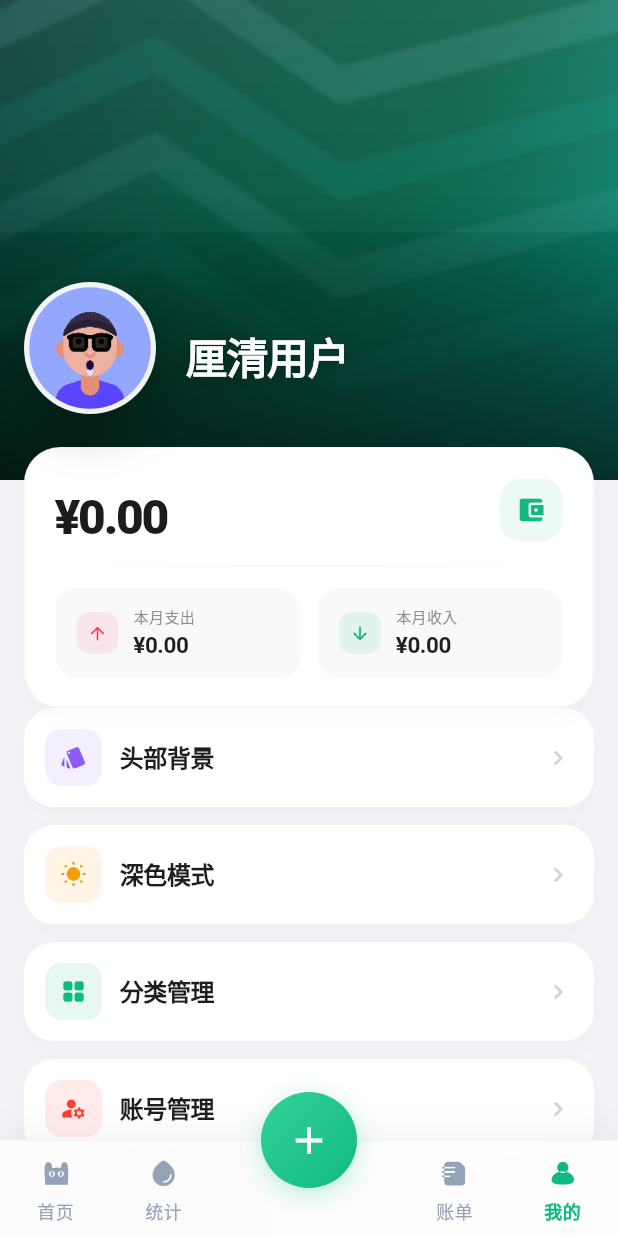
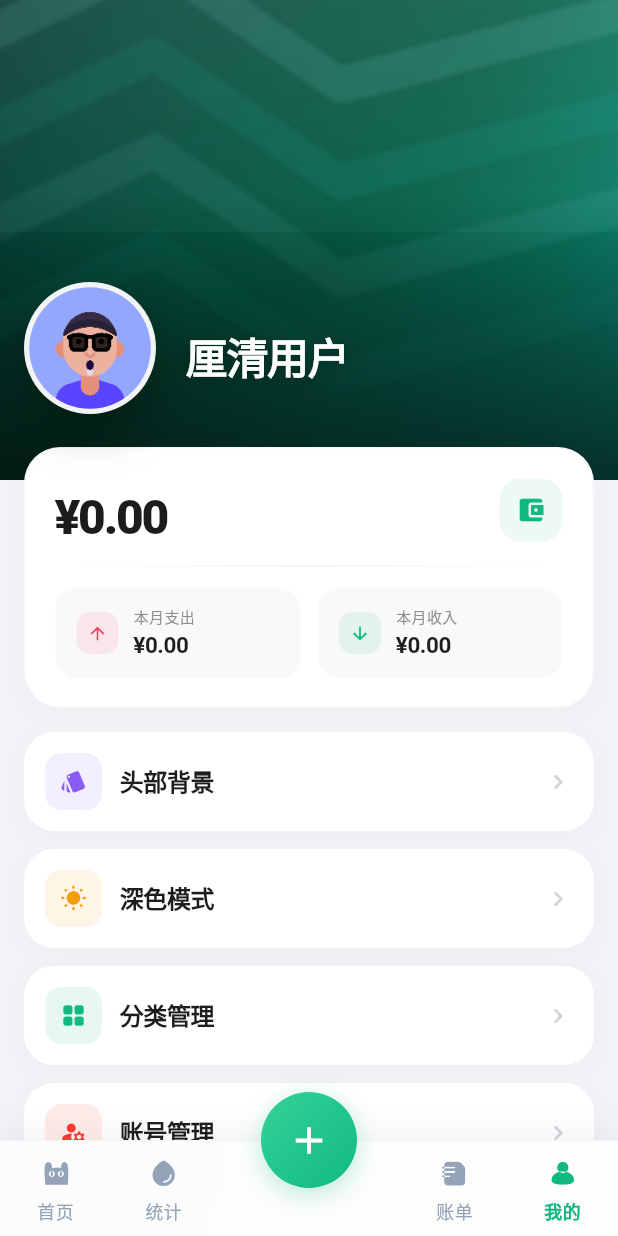
Before and after one commit to lxhcool/one-keep, a Flutter app: the ProfilePage screen opened by its route, on a phone screen of 412 x 824 dp. Run offline on Flutter 3.47's test engine with Material 3 defaults, Android fonts, the phone set to English and light mode, and no system bars; our stand-ins replace dio, flutter_riverpod, flutter_secure_storage, go_router, image_picker, permission_handler and 2 more; missing offline and left inert: dart:html, record; accounts and stored records are empty; network calls fail.

Commit message:
Fix profile avatar crop and spacing

```diff
--- a/client/lib/features/profile/profile_page.dart
+++ b/client/lib/features/profile/profile_page.dart
@@ -210,6 +210,7 @@ class _ProfilePageState extends ConsumerState<ProfilePage> {
                   child: Column(
                     crossAxisAlignment: CrossAxisAlignment.start,
                     children: [
+                      const SizedBox(height: 16),
                       _BentoGridMenu(
                         preferences: preferences,
                         onThemeTap: () {
@@ -761,7 +762,6 @@ class _ProfileAvatar extends StatelessWidget {
             fit: BoxFit.cover,
             alignment: Alignment.center,
             cacheWidth: cacheSize,
-            cacheHeight: cacheSize,
             gaplessPlayback: true,
           )
         : Image.asset(
@@ -771,7 +771,6 @@ class _ProfileAvatar extends StatelessWidget {
             fit: BoxFit.cover,
             alignment: Alignment.center,
             cacheWidth: cacheSize,
-            cacheHeight: cacheSize,
           );
 
     return RepaintBoundary(
@@ -790,7 +789,7 @@ class _ProfileAvatar extends StatelessWidget {
             ),
           ],
         ),
-        child: ClipOval(child: image),
+        child: ClipOval(child: SizedBox.expand(child: image)),
       ),
     );
   }
```
